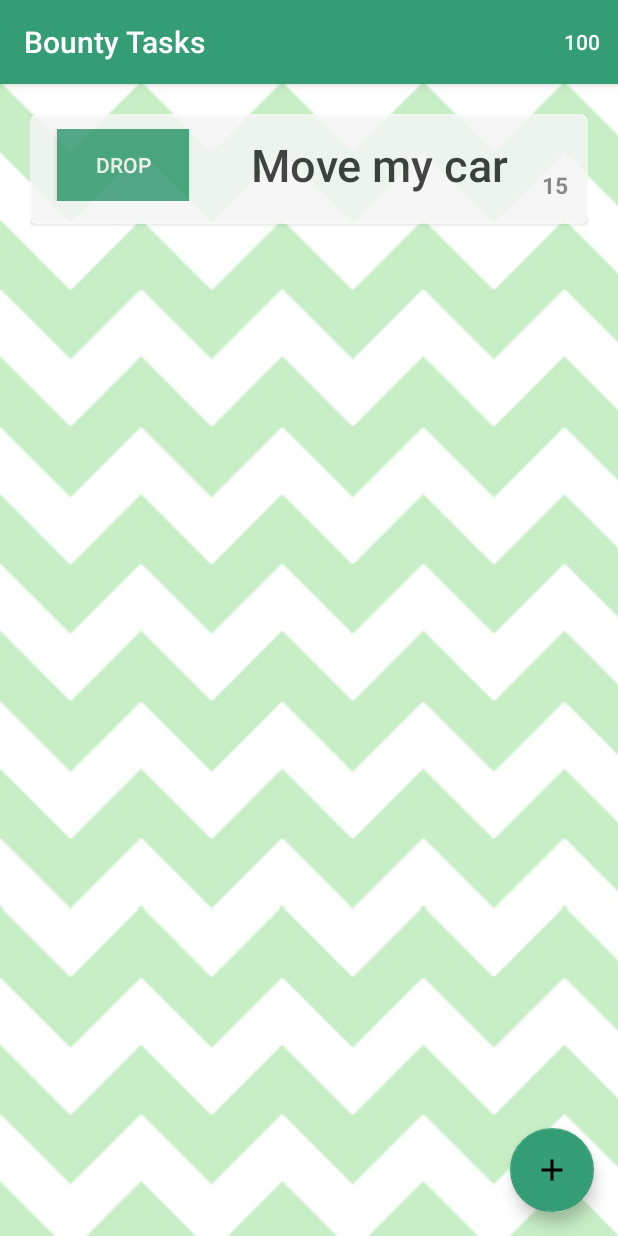
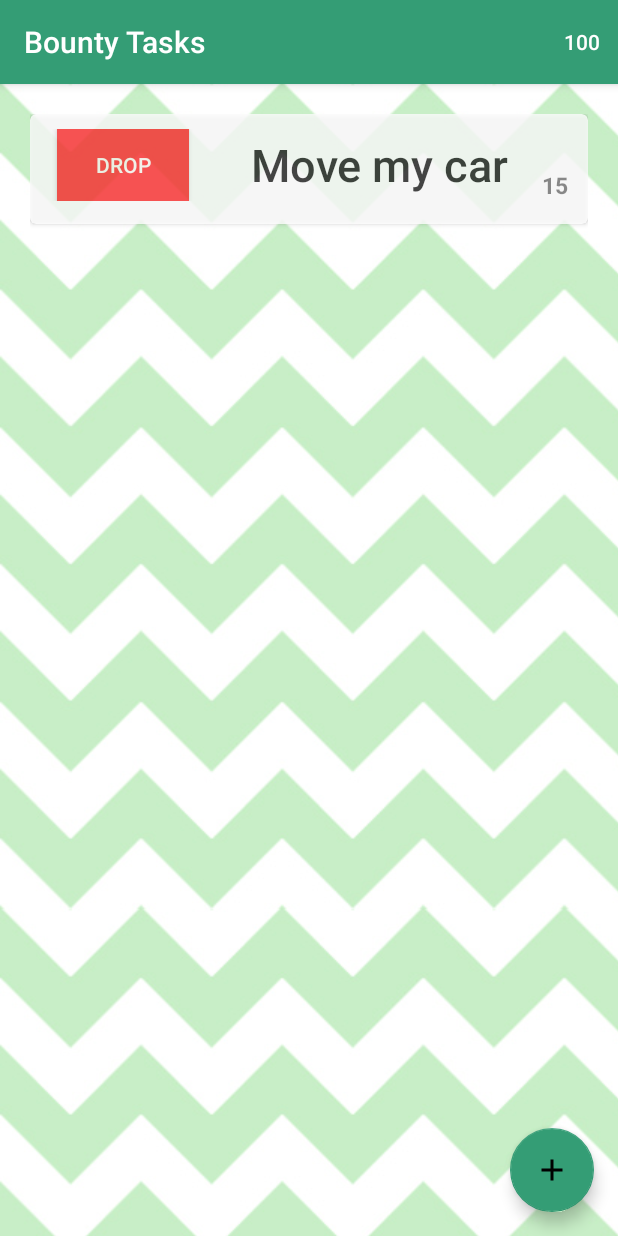
Before and after one commit to fuyutsukikaru/Apartmates, an Android app: the screen it shows after launch (BountyActivity), after a tap on "100", on a phone screen of 412 x 824 dp. Run offline under Robolectric (Android 15) with nearby library versions, the phone set to English and light mode, and no system bars.

Commit message:
Added variable color buttons to bounty task page to indicate a difference in their functionality.

```diff
--- a/app/src/main/java/com/cs130/apartmates/adapters/BTAdapter.java
+++ b/app/src/main/java/com/cs130/apartmates/adapters/BTAdapter.java
@@ -56,6 +56,11 @@ public class BTAdapter extends RecyclerView.Adapter<BTAdapter.TaskViewHolder> {
         taskViewHolder.taskDescription.setText(bountyTaskList.get(position).description);
         taskViewHolder.action.setText(bountyTaskList.get(position).action);
 
+        if (bountyTaskList.get(position).action == "Claim")
+            taskViewHolder.action.setBackgroundResource(R.color.colorButton);
+        else
+            taskViewHolder.action.setBackgroundResource(R.color.colorButtonNegate);
+
         final int pos = position;
 
         taskViewHolder.action.setOnClickListener(new View.OnClickListener() {
--- a/app/src/main/res/values/colors.xml
+++ b/app/src/main/res/values/colors.xml
@@ -9,5 +9,6 @@
     <color name="colorButtonClicked">#A9E0A3</color>
     <color name="colorButtonFocused">#C2EBC8</color>
     <color name="colorButtonText">#FAF9F0</color>
+    <color name="colorButtonNegate">#FF3333</color>
     <color name="colorCard">#F9F8EC</color>
 </resources>
```
